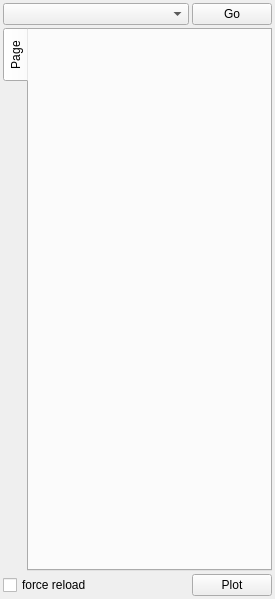
Old version of the form code/plotms/GuiTabs/PlotMSPlotTab.ui in the repository radio-astro/casa.
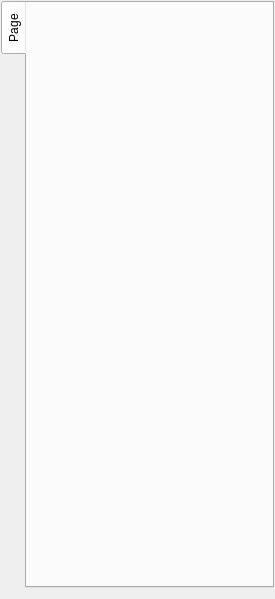
New version of the form.

Commit message: New Development: Yes             JIRA Issue: CAS-4976         Ready for Test: Yes      Interface Changes: Yes What Interface Changed: To numerous to list.          Test Programs: Please see test directory   Put in Release Notes: No              Module(s): Plotms            Description: 1.  Removal of "interactive" parameter. 2.  Contains preliminary work on supporting multiple plots per page.

What changed in the file:
```diff
--- a/code/plotms/GuiTabs/PlotMSPlotTab.ui
+++ b/code/plotms/GuiTabs/PlotMSPlotTab.ui
@@ -9,15 +9,15 @@
     <height>599</height>
    </rect>
   </property>
-  <property name="sizePolicy" >
-   <sizepolicy vsizetype="Preferred" hsizetype="Maximum" >
+  <property name="sizePolicy">
+   <sizepolicy hsizetype="Expanding" vsizetype="Preferred">
     <horstretch>0</horstretch>
     <verstretch>0</verstretch>
    </sizepolicy>
   </property>
-  <property name="maximumSize" >
+  <property name="maximumSize">
    <size>
-    <width>275</width>
+    <width>325</width>
     <height>16777215</height>
    </size>
   </property>
@@ -27,49 +27,34 @@
   <property name="toolTip" >
    <string/>
   </property>
-  <layout class="QVBoxLayout" >
-   <property name="spacing" >
-    <number>3</number>
+  <layout class="QVBoxLayout" name="verticalLayout">
+   <property name="spacing">
+    <number>1</number>
    </property>
-   <property name="leftMargin" >
-    <number>3</number>
+   <property name="leftMargin">
+    <number>1</number>
    </property>
-   <property name="topMargin" >
-    <number>3</number>
+   <property name="topMargin">
+    <number>1</number>
    </property>
-   <property name="rightMargin" >
-    <number>3</number>
+   <property name="rightMargin">
+    <number>1</number>
    </property>
-   <property name="bottomMargin" >
-    <number>3</number>
-   </property>
    <item>
-    <layout class="QHBoxLayout" >
-     <property name="spacing" >
-      <number>3</number>
+    <widget class="QTabWidget" name="tabWidget">
+     <property name="sizePolicy">
+      <sizepolicy hsizetype="Expanding" vsizetype="Expanding">
+       <horstretch>0</horstretch>
+       <verstretch>0</verstretch>
+      </sizepolicy>
      </property>
-     <item>
-      <widget class="QComboBox" name="goChooser" >
-       <property name="sizePolicy" >
-        <sizepolicy vsizetype="Fixed" hsizetype="Expanding" >
-         <horstretch>0</horstretch>
-         <verstretch>0</verstretch>
-        </sizepolicy>
-       </property>
-      </widget>
-     </item>
-     <item>
-      <widget class="QPushButton" name="goButton" >
-       <property name="text" >
-        <string>Go</string>
-       </property>
-      </widget>
-     </item>
-    </layout>
-   </item>
-   <item>
-    <widget class="QTabWidget" name="tabWidget" >
-     <property name="tabPosition" >
+     <property name="maximumSize">
+      <size>
+       <width>325</width>
+       <height>16777215</height>
+      </size>
+     </property>
+     <property name="tabPosition">
       <enum>QTabWidget::West</enum>
      </property>
      <property name="currentIndex" >
@@ -82,46 +67,6 @@
      </widget>
     </widget>
    </item>
-   <item>
-    <layout class="QHBoxLayout" >
-     <property name="spacing" >
-      <number>3</number>
-     </property>
-     <item>
-      <widget class="QCheckBox" name="forceReplotChk" >
-       <property name="toolTip" >
-        <string>If checked, force a reload of the data when the Plot button is pressed.</string>
-       </property>
-       <property name="text" >
-        <string>force reload</string>
-       </property>
-      </widget>
-     </item>
-     <item>
-      <spacer>
-       <property name="orientation" >
-        <enum>Qt::Horizontal</enum>
-       </property>
-       <property name="sizeHint" >
-        <size>
-         <width>40</width>
-         <height>20</height>
-        </size>
-       </property>
-      </spacer>
-     </item>
-     <item>
-      <widget class="QPushButton" name="plotButton" >
-       <property name="toolTip" >
-        <string>Reload data, replot. Hold down shift to force reload</string>
-       </property>
-       <property name="text" >
-        <string>Plot</string>
-       </property>
-      </widget>
-     </item>
-    </layout>
-   </item>
   </layout>
  </widget>
  <resources>
```
Left out of the diff: 19 changed lines with no effect on the pictures. The commit also changes 123 other files.
